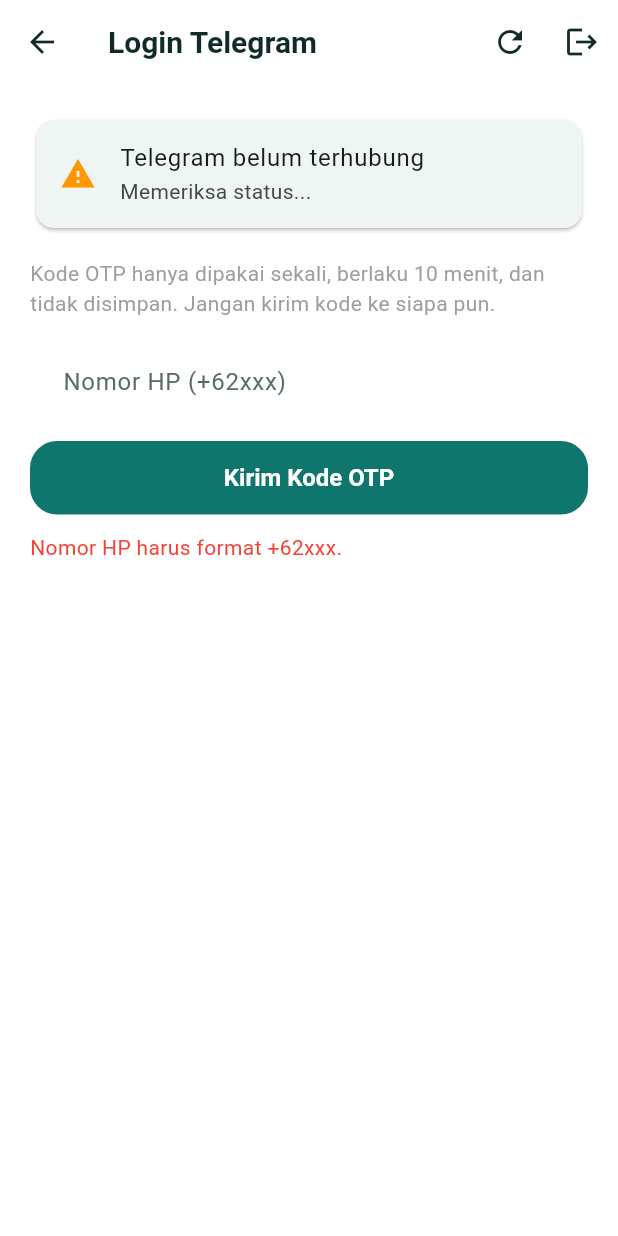
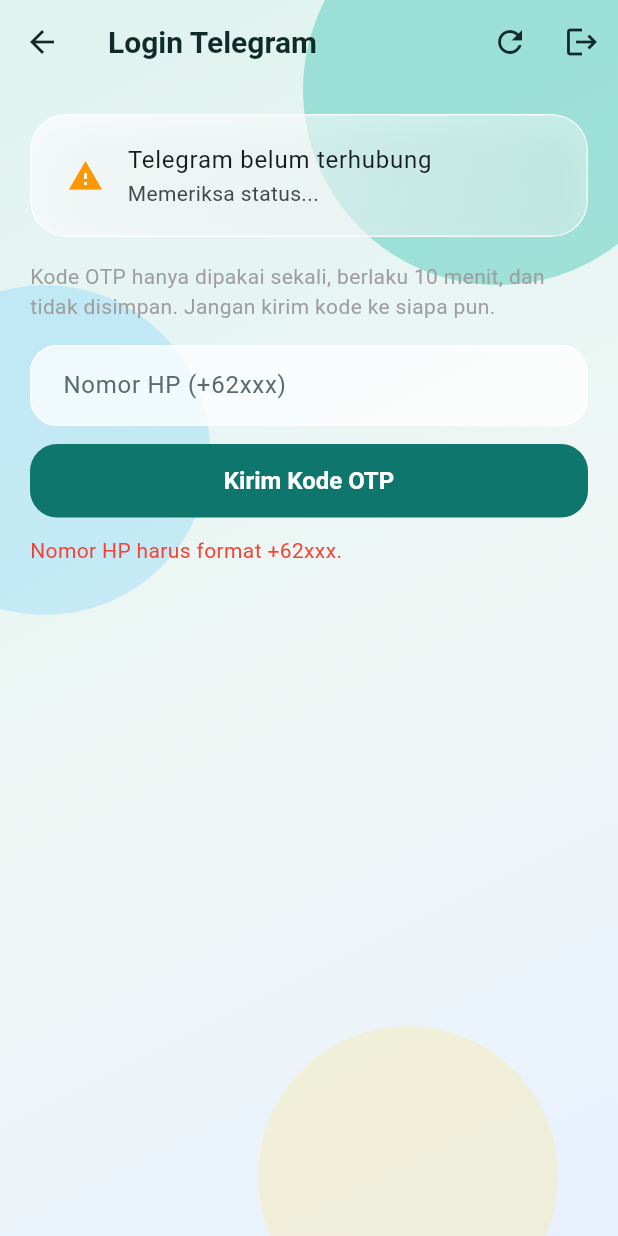
Before and after one commit to bangmujer/teledrive-app, a Flutter app: the TelegramLoginScreen screen opened by its route, after a tap on "Kirim Kode OTP", on a phone screen of 412 x 824 dp. Run offline on Flutter 3.47's test engine with Material 3 defaults, Android fonts, the phone set to English and light mode, and no system bars; our stand-ins replace file_picker, share_plus, shared_preferences; accounts and stored records are empty; network calls fail.

Commit message:
Redesign UI: Google Drive + liquid glass theme

```diff
--- a/lib/screens/telegram_login_screen.dart
+++ b/lib/screens/telegram_login_screen.dart
@@ -3,6 +3,7 @@ import 'package:flutter/material.dart';
 import '../api/teledrive_api.dart';
 import '../main.dart';
 import '../models.dart';
+import '../theme.dart';
 
 /// Login Telegram via web API backend.
 /// Alurnya sama seperti halaman /telegram-login di web:
@@ -105,8 +106,10 @@ class _TelegramLoginScreenState extends State<TelegramLoginScreen> {
     final st = _status;
     final pending = st?.pending ?? false;
     final needsPassword = st?.needsPassword ?? false;
-    return Scaffold(
-      appBar: AppBar(
+    return GlassBackground(
+      child: Scaffold(
+        backgroundColor: Colors.transparent,
+        appBar: AppBar(
         title: const Text('Login Telegram'),
         actions: [
           IconButton(icon: const Icon(Icons.refresh), onPressed: _refresh),
@@ -126,7 +129,10 @@ class _TelegramLoginScreenState extends State<TelegramLoginScreen> {
         child: Column(
           crossAxisAlignment: CrossAxisAlignment.stretch,
           children: [
-            Card(
+            GlassCard(
+              blur: false,
+              padding:
+                  const EdgeInsets.symmetric(horizontal: 8, vertical: 4),
               child: ListTile(
                 leading: Icon(
                   (st?.connected ?? false) ? Icons.check_circle : Icons.warning,
@@ -224,6 +230,7 @@ class _TelegramLoginScreenState extends State<TelegramLoginScreen> {
           ],
         ),
       ),
+    ),
     );
   }
 }
```
